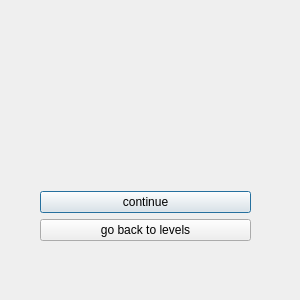
First picture: the form in Lab_2/Refactored/settings.ui, repository knu-5-tochanenko/SoftwareReengineering, before the edit.
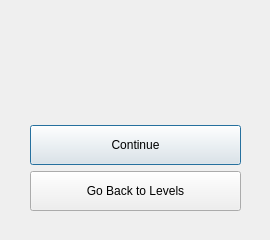
Second picture: the form after the edit.

Commit message: Redesign Settings Page

```diff
--- a/Lab_2/Refactored/settings.ui
+++ b/Lab_2/Refactored/settings.ui
@@ -6,20 +6,20 @@
    <rect>
     <x>0</x>
     <y>0</y>
-    <width>300</width>
-    <height>300</height>
+    <width>270</width>
+    <height>240</height>
    </rect>
   </property>
   <property name="minimumSize">
    <size>
-    <width>300</width>
-    <height>300</height>
+    <width>270</width>
+    <height>240</height>
    </size>
   </property>
   <property name="maximumSize">
    <size>
-    <width>300</width>
-    <height>300</height>
+    <width>270</width>
+    <height>240</height>
    </size>
   </property>
   <property name="windowTitle">
@@ -28,8 +28,8 @@
   <widget class="QWidget" name="verticalLayoutWidget">
    <property name="geometry">
     <rect>
-     <x>40</x>
-     <y>60</y>
+     <x>30</x>
+     <y>30</y>
      <width>211</width>
      <height>181</height>
     </rect>
@@ -42,6 +42,12 @@
       </item>
       <item>
        <widget class="QLabel" name="label_score">
+        <property name="font">
+         <font>
+          <pointsize>16</pointsize>
+          <bold>true</bold>
+         </font>
+        </property>
         <property name="text">
          <string/>
         </property>
@@ -51,15 +57,27 @@
     </item>
     <item>
      <widget class="QPushButton" name="pushButton_continue">
+      <property name="minimumSize">
+       <size>
+        <width>0</width>
+        <height>40</height>
+       </size>
+      </property>
       <property name="text">
-       <string>continue</string>
+       <string>Continue</string>
       </property>
      </widget>
     </item>
     <item>
      <widget class="QPushButton" name="pushButton_goBack">
+      <property name="minimumSize">
+       <size>
+        <width>0</width>
+        <height>40</height>
+       </size>
+      </property>
       <property name="text">
-       <string>go back to levels</string>
+       <string>Go Back to Levels</string>
       </property>
      </widget>
     </item>
```
The commit also changes 2 other files.
